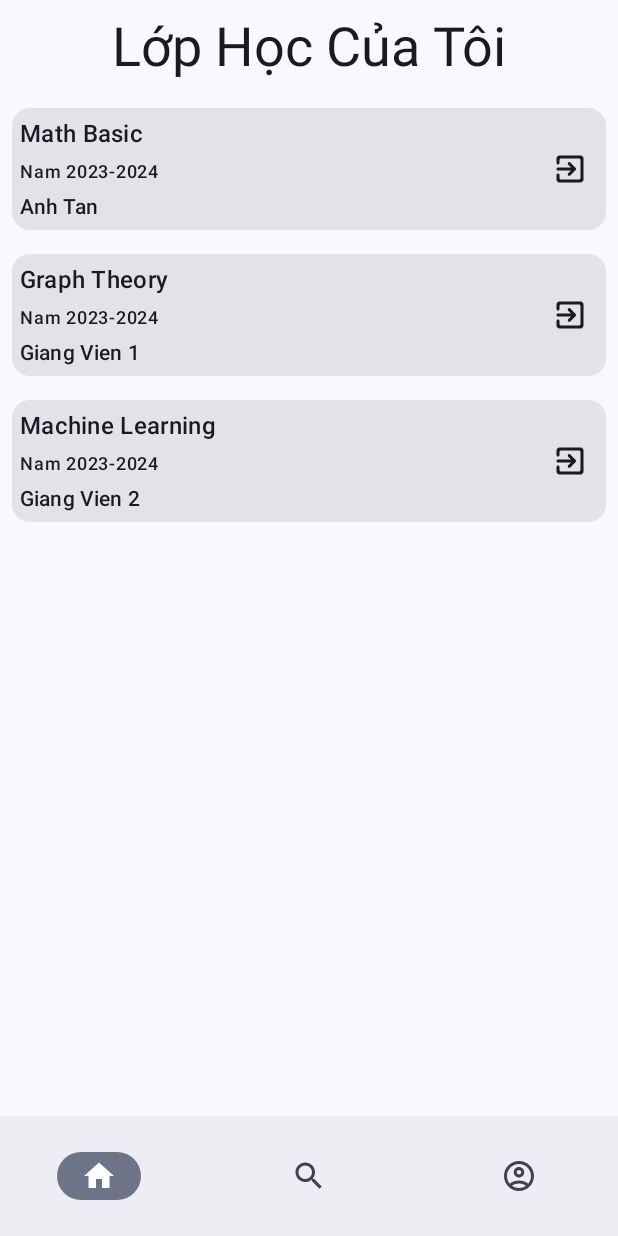
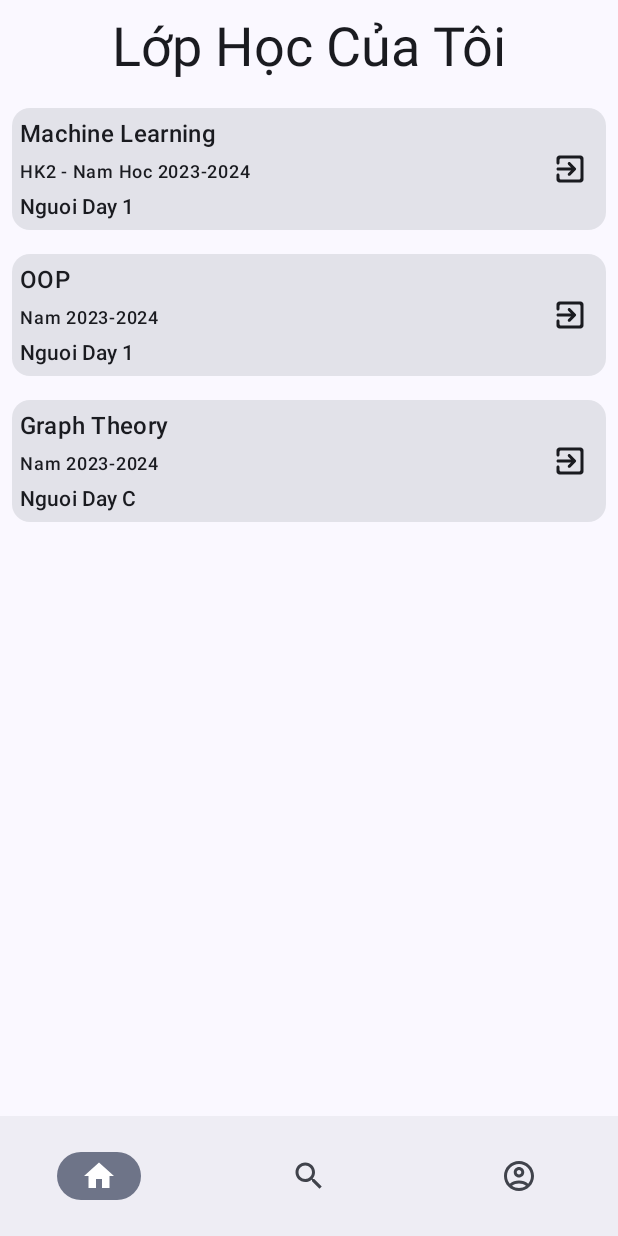
Before and after one commit to anhtan2223/FishLearning---Mobile-App, an Android app built with Jetpack Compose: the screen it shows after launch (MainActivity), on a phone screen of 412 x 824 dp. Run offline under Robolectric (Android 15) with nearby library versions, the phone set to English and light mode, and no system bars.

Commit message:
Update and Create Some DemoData

```diff
--- a/Fish/app/src/main/java/com/example/fish/Model/DatabaseModel.kt
+++ b/Fish/app/src/main/java/com/example/fish/Model/DatabaseModel.kt
@@ -21,7 +21,7 @@ data class Class(
     val NameClass : String ,
     val Subtitle : String ,
     val TeacherID : String ,
-    val DateCreate : String ,
+    val DateCreate : String = "15/2/2020",
     val LabelID: Int = 0
 )
 data class Enrollment(
--- /dev/null
+++ b/Fish/app/src/main/java/com/example/fish/Model/DemoData.kt
@@ -0,0 +1,95 @@
+package com.example.fish.Model
+
+object DemoData {
+    val UserInfo = User(
+        1 ,
+        "Lê Sỹ Anh Tấn" ,
+        "anhtan3332@gmail.com" ,
+        "anhtan2223" ,
+        "12345" ,
+        1
+    )
+    val ListClass = listOf<Class>(
+        Class(
+            1,
+            "Math Basic" ,
+            "Nam 2023-2024" ,
+            "Anh Tan"
+        ) ,
+        Class(
+            2,
+            "Machine Learning" ,
+            "HK2 - Nam Hoc 2023-2024" ,
+            "Nguoi Day 1"
+        ) ,
+        Class(
+            3,
+            "OOP" ,
+            "Nam 2023-2024" ,
+            "Nguoi Day 1"
+        ) ,
+        Class(
+            4,
+            "Math Basic" ,
+            "Nam 2023-2024" ,
+            "Nguoi Day 1"
+        ) ,
+        Class(
+            5,
+            "Graph Theory" ,
+            "Nam 2023-2024" ,
+            "Nguoi Day C"
+        ) ,
+        Class(
+            6,
+            "Machine Learning" ,
+            "Nam 2023-2024" ,
+            "Nguoi Day A"
+        ) ,
+        Class(
+            7,
+            "Machine Learning" ,
+            "Nam 2023-2024" ,
+            "Nguoi Day B"
+        ) ,
+        Class(
+            8,
+            "Machine Learning" ,
+            "Nam 2023-2024" ,
+            "Nguoi Day 2"
+        ) ,
+        Class(
+            9,
+            "Machine Learning" ,
+            "Nam 2023-2024" ,
+            "Nguoi Day 3"
+        ) ,
+        Class(
+            10,
+            "Machine Learning" ,
+            "Nam 2023-2024" ,
+            "Nguoi Day 4"
+        ) ,
+    )
+    val myClass = listOf<Class>(
+        Class(
+            2,
+            "Machine Learning" ,
+            "HK2 - Nam Hoc 2023-2024" ,
+            "Nguoi Day 1"
+        ),
+        Class(
+            3,
+            "OOP" ,
+            "Nam 2023-2024" ,
+            "Nguoi Day 1"
+        ) ,
+        Class(
+            5,
+            "Graph Theory" ,
+            "Nam 2023-2024" ,
+            "Nguoi Day C"
+        )
+    )
+
+}
--- a/Fish/app/src/main/java/com/example/fish/Student/Class.Main.kt
+++ b/Fish/app/src/main/java/com/example/fish/Student/Class.Main.kt
@@ -22,79 +22,25 @@ import androidx.compose.ui.unit.dp
 import androidx.lifecycle.viewmodel.compose.viewModel
 import androidx.navigation.NavController
 import com.example.fish.Model.Back
+import com.example.fish.Model.Class
+import com.example.fish.Model.DemoData
 import com.example.fish.ui.theme.DisplayUI
 
 //data class ()
 @Composable
 fun ClassScreen(modifier: Modifier = Modifier, search:String="", nav: NavController , view : DisplayUI)
 {
-    val listClass = listOf<ClassInfo>(
-        ClassInfo(
-            "Math Basic" ,
-            "Nam 2023-2024" ,
-            "Anh Tan"
-        ) ,
-        ClassInfo(
-            "Machine Learning" ,
-            "HK2 - Nam Hoc 2023-2024" ,
-            "Nguoi Day 1"
-        ) ,
-        ClassInfo(
-            "OOP" ,
-            "Nam 2023-2024" ,
-            "Nguoi Day 1"
-        ) ,
-        ClassInfo(
-            "Math Basic" ,
-            "Nam 2023-2024" ,
-            "Nguoi Day 1"
-        ) ,
-        ClassInfo(
-            "Graph Theory" ,
-            "Nam 2023-2024" ,
-            "Nguoi Day C"
-        ) ,
-        ClassInfo(
-            "Machine Learning" ,
-            "Nam 2023-2024" ,
-            "Nguoi Day A"
-        ) ,
-        ClassInfo(
-            "Machine Learning" ,
-            "Nam 2023-2024" ,
-            "Nguoi Day B"
-        ) ,
-        ClassInfo(
-            "Machine Learning" ,
-            "Nam 2023-2024" ,
-            "Nguoi Day 2"
-        ) ,
-        ClassInfo(
-            "Machine Learning" ,
-            "Nam 2023-2024" ,
-            "Nguoi Day 3"
-        ) ,
-        ClassInfo(
-            "Machine Learning" ,
-            "Nam 2023-2024" ,
-            "Nguoi Day 4"
-        ) ,
-    )
+    val listClass = DemoData.ListClass
     Back(nav = nav, view = view)
     LazyColumn()
     {
         items(listClass){
-            OneClass(info = it , {nav.navigate("DetailClass") ; view.changePage("DetailClass") })
+            OneClass(info = it , {nav.navigate("DetailClass") ; view.changePage("DetailClass") ; view.selectClass(it) })
         }
     }
 }
-data class ClassInfo(
-        val ClassName : String ,
-        val Subtitle : String ,
-        val Teacher : String
-        )
 @Composable
-fun OneClass(info: ClassInfo , onClick: ()->Unit)
+fun OneClass(info:Class , onClick: ()->Unit)
 {
     Box(modifier = Modifier)
     {
@@ -102,7 +48,7 @@ fun OneClass(info: ClassInfo , onClick: ()->Unit)
             .padding(8.dp)
             .fillMaxWidth() ,
         ) {
-            Text(text = info.ClassName ,
+            Text(text = info.NameClass ,
                 style = MaterialTheme.typography.titleMedium ,
                 modifier = Modifier
                     .padding(5.dp))
@@ -111,7 +57,7 @@ fun OneClass(info: ClassInfo , onClick: ()->Unit)
                 modifier = Modifier
                     .padding(horizontal = 5.dp)
             )
-            Text(text = info.Teacher ,
+            Text(text = info.TeacherID ,
                 style = MaterialTheme.typography.labelLarge ,
                 modifier =  Modifier
                     .padding(5.dp)
--- a/Fish/app/src/main/java/com/example/fish/Student/Home.Main.kt
+++ b/Fish/app/src/main/java/com/example/fish/Student/Home.Main.kt
@@ -7,33 +7,22 @@ import androidx.compose.runtime.Composable
 import androidx.compose.ui.Modifier
 import androidx.navigation.NavController
 import com.example.fish.Model.Back
+import com.example.fish.Model.DemoData
 import com.example.fish.ui.theme.DisplayUI
 
 @Composable
 fun HomeScreen(modifier: Modifier = Modifier, nav: NavController , view : DisplayUI)
 {
-    val listClass = listOf<ClassInfo>(
-        ClassInfo(
-            "Math Basic" ,
-            "Nam 2023-2024" ,
-            "Anh Tan"
-        ) ,
-        ClassInfo(
-            "Graph Theory" ,
-            "Nam 2023-2024" ,
-            "Giang Vien 1"
-        ) ,
-        ClassInfo(
-            "Machine Learning" ,
-            "Nam 2023-2024" ,
-            "Giang Vien 2"
-        )
-    )
+    val listClass = DemoData.myClass
     Back(nav = nav, view = view , goTo = "Account")
     LazyColumn()
     {
         items(listClass){
-            OneClass(info = it , {nav.navigate("DetailClass") ; view.changePage("DetailClass")})
+            OneClass(info = it , {
+                nav.navigate("DetailClass") ;
+                view.changePage("DetailClass")
+                view.selectClass(it)
+            })
         }
     }
 }
--- a/Fish/app/src/main/java/com/example/fish/ui/theme/Navigation.kt
+++ b/Fish/app/src/main/java/com/example/fish/ui/theme/Navigation.kt
@@ -5,6 +5,7 @@ import androidx.compose.runtime.mutableStateOf
 import androidx.compose.runtime.setValue
 import androidx.compose.ui.graphics.vector.ImageVector
 import androidx.lifecycle.ViewModel
+import com.example.fish.Model.Class
 
 data class NavItem(
     val title : String,
@@ -15,9 +16,15 @@ data class NavItem(
 class DisplayUI : ViewModel(){
     var Title by mutableStateOf("Home")
         private set
+    var nowClass by mutableStateOf(Class(0,"","","",""))
     fun changePage(title: String)
     {
         Title = title
     }
+    fun selectClass(selectedClass : Class)
+    {
+        nowClass = selectedClass
+    }
+
 
 }
```
Also changed, not shown: Fish/app/src/main/java/com/example/fish/Student/Account.ChangePass.kt (+4 -7 lines), Fish/app/src/main/java/com/example/fish/Student/Account.Main.kt (+4 -7 lines), Fish/app/src/main/java/com/example/fish/Student/Account.Update.kt (+4 -7 lines), Fish/app/src/main/java/com/example/fish/Student/Class.Detail.kt (+3 -8 lines).
